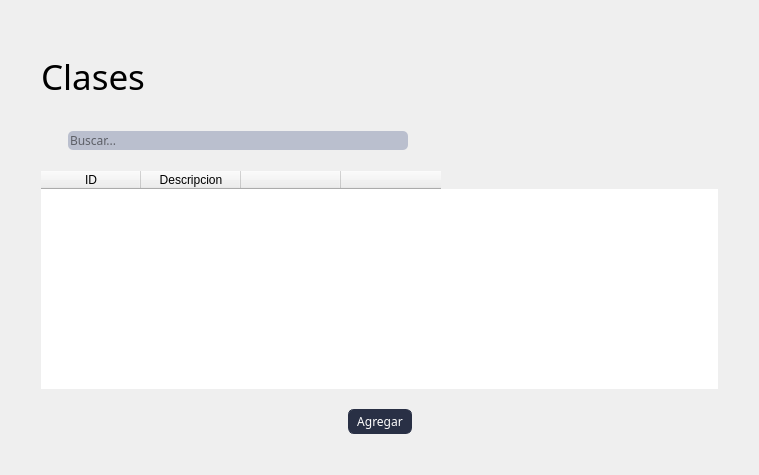
This is blustock/ui/screens_uis/clases.ui in MaxAPBusiness/Blustock as Qt 5 draws it before an edit. The edited form follows.
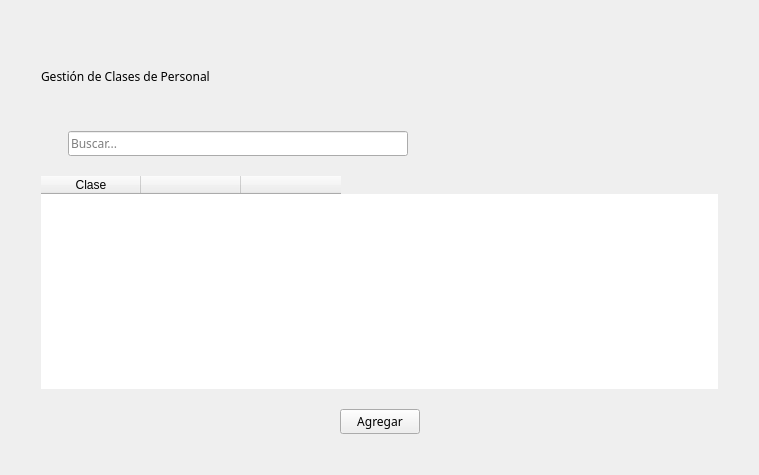
This is the edited form. Icons and pictures are not drawn.

Commit message: Conecté la gestión clases.

```diff
--- a/blustock/ui/screens_uis/clases.ui
+++ b/blustock/ui/screens_uis/clases.ui
@@ -14,133 +14,7 @@
    <string>Form</string>
   </property>
   <property name="styleSheet">
-   <string notr="true">*{
-    font-family: 'Oswald', sans-serif;
-    font-weight: 400;
-}
-
-QMenuBar{
-    background-color: #293045;
-    padding: 0;    
-    font-size: 14px;
-    color:white;
-}
-
-QMenuBar:item{
-    padding: 17px;
-    border-radius: 10px;
-
-}
-
-QMenuBar:item:selected{
-    background-color: #768AC5;
-    color:black;
-    border-radius: 5px;
-    margin: 10px;
-    
-    
-
-}
-
-QMenu{
-    background-color: #293045;
-
-    color: white;
-}
-
-QMenu:item{
-    padding: 5px;
-    border-radius: 5px;
-}
-
-QMenu:item:selected{
-    background-color: #768AC5;
-    color:white;
-
-}
-Qmenu#icon{
-   icon:size 40px; 
-    
-}
-
-
-QRadioButton:indicator{
-    border-style: solid;
-    border-color:  #293045;
-    border-radius: 6%;
-    border-width:  2px;
-    background-color: #BABFCE;
-}
-QRadioButton::indicator:checked{
-    background-color: #768AC5;
-}
-
-#label{
-    font-size: 35px;
-}
-
-#usuariosLabel{
-    font-size: 14px;
-}
-
-#contraseALabel{
-    font-size: 14px;
-}
-
-#usuariosLineEdit{
-    width: 170px;
-    height: 20px;
-    border-radius: 10px;
-}
-
-#passwordLineEdit{
-    width: 170px;
-    height: 20px;
-    border-radius: 10px;
-}
-
-#labelprofesores{
-    font-size: 26px;
-}
-
-QLineEdit{
-    border-radius: 5px;
-    background-color: #BABFCE;
-    
-}
-
-#title{
-    width: 100px;
-    height: 200px;
-}
-
-
-
-QPushButton{
-    border-color:#293045;
-    border-style: solid;
-    border-width: 1px;
-    border-radius: 6px;
-    background-color: #293045;
-    color:#ffffff;
-    padding: 3px 8px;
-
-}
-QPushButton:hover{
-    background-color:#768AC5;
-    color:#293045;
-}
-QPushButton:pressed {
-    background-color: #293045;
-
-}
-
-#pushButton_5{
-    padding: 10px;
-    background-color: #768AC5;
-    border-radius: 15%;
-}
-
+   <string notr="true">
 </string>
   </property>
   <layout class="QHBoxLayout" name="horizontalLayout_3">
@@ -178,11 +52,12 @@
        <property name="font">
         <font>
          <family>Oswald</family>
+         <weight>50</weight>
          <bold>false</bold>
         </font>
        </property>
        <property name="text">
-        <string>Clases</string>
+        <string>Gestión de Clases de Personal</string>
        </property>
       </widget>
      </item>
@@ -227,6 +102,7 @@
          <property name="font">
           <font>
            <family>Oswald</family>
+           <weight>50</weight>
            <bold>false</bold>
           </font>
          </property>
@@ -281,12 +157,7 @@
        </attribute>
        <column>
         <property name="text">
-         <string>ID</string>
-        </property>
-       </column>
-       <column>
-        <property name="text">
-         <string>Descripcion</string>
+         <string>Clase</string>
         </property>
        </column>
        <column>
@@ -327,6 +198,7 @@
          <property name="font">
           <font>
            <family>Oswald</family>
+           <weight>50</weight>
            <bold>false</bold>
           </font>
          </property>
```
The commit also changes 2 other files.
